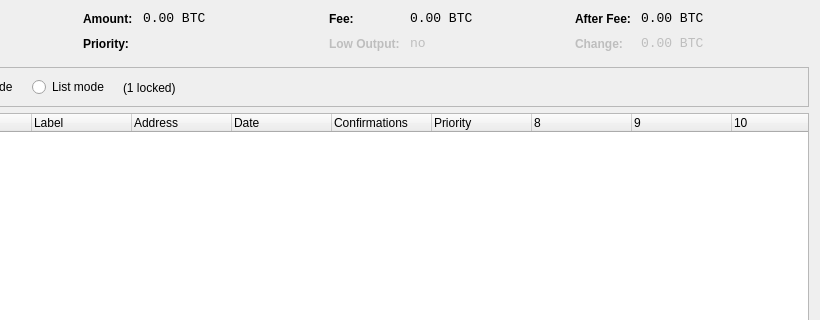
First picture: the form in src/qt/forms/coincontroldialog.ui, repository omnicoin/eurobit, before the edit; both pictures show x 180 to 1000 and y 0 to 320 of the 1000 by 500 pixel window.
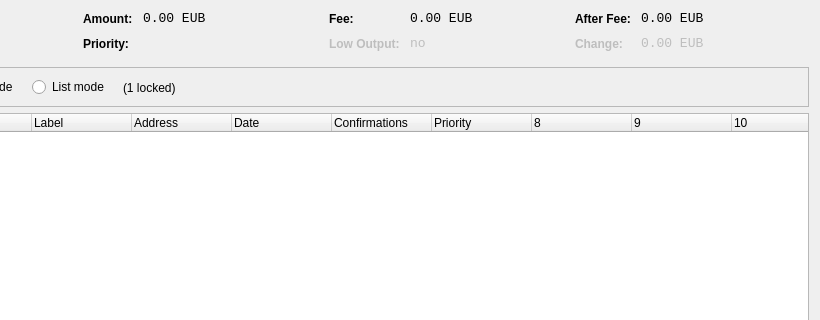
Second picture: the form after the edit. Custom widgets are drawn as their Qt base class.

Diff of the .ui file:
```diff
--- a/src/qt/forms/coincontroldialog.ui
+++ b/src/qt/forms/coincontroldialog.ui
@@ -141,7 +141,7 @@
           <enum>Qt::ActionsContextMenu</enum>
          </property>
          <property name="text">
-          <string notr="true">0.00 BTC</string>
+          <string notr="true">0.00 EUB</string>
          </property>
          <property name="textInteractionFlags">
           <set>Qt::LinksAccessibleByMouse|Qt::TextSelectableByKeyboard|Qt::TextSelectableByMouse</set>
@@ -221,7 +221,7 @@
           <enum>Qt::ActionsContextMenu</enum>
          </property>
          <property name="text">
-          <string notr="true">0.00 BTC</string>
+          <string notr="true">0.00 EUB</string>
          </property>
          <property name="textInteractionFlags">
           <set>Qt::LinksAccessibleByMouse|Qt::TextSelectableByKeyboard|Qt::TextSelectableByMouse</set>
@@ -307,7 +307,7 @@
           <enum>Qt::ActionsContextMenu</enum>
          </property>
          <property name="text">
-          <string notr="true">0.00 BTC</string>
+          <string notr="true">0.00 EUB</string>
          </property>
          <property name="textInteractionFlags">
           <set>Qt::LinksAccessibleByMouse|Qt::TextSelectableByKeyboard|Qt::TextSelectableByMouse</set>
@@ -345,7 +345,7 @@
           <enum>Qt::ActionsContextMenu</enum>
          </property>
          <property name="text">
-          <string notr="true">0.00 BTC</string>
+          <string notr="true">0.00 EUB</string>
          </property>
          <property name="textInteractionFlags">
           <set>Qt::LinksAccessibleByMouse|Qt::TextSelectableByKeyboard|Qt::TextSelectableByMouse</set>
```
